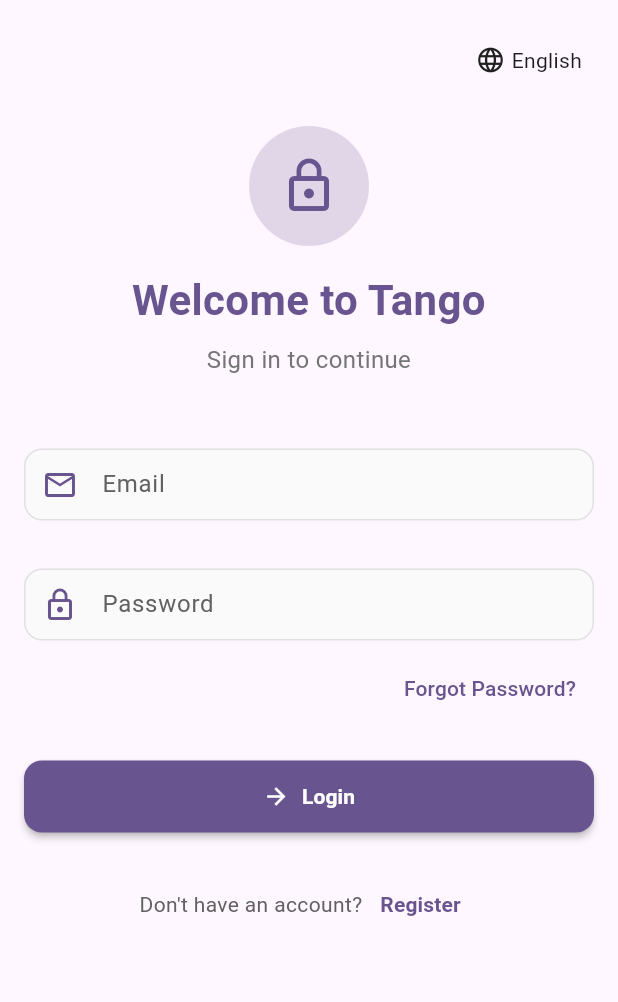
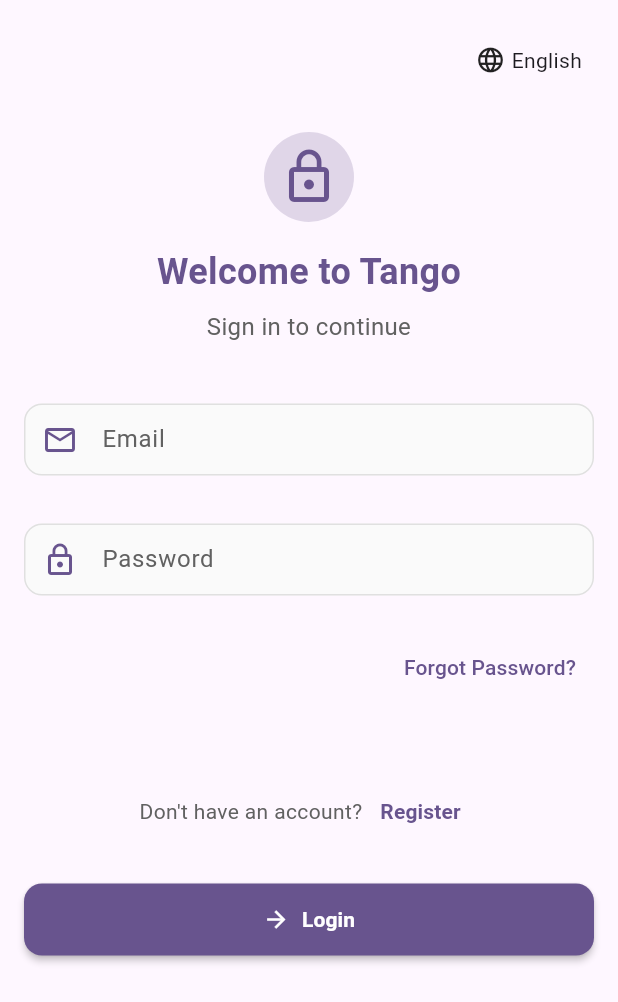
Before and after one commit to cristhiandalmazzo/tango_ai_companion, a Flutter app: the screen it shows after launch, on a phone screen of 412 x 824 dp. Shown: the top 1002 px of the screen. Run offline on Flutter 3.47's test engine with Material 3 defaults, Android fonts, the phone set to English and light mode, and no system bars; our stand-ins replace flutter_markdown, image_picker, shared_preferences, supabase_flutter; accounts and stored records are empty; generated files the repository leaves out were written again.

Commit message:
new utils created to reduce code duplication, App Drawer, ProfileService and Login Screen Refactoring

```diff
--- a/lib/screens/login_screen.dart
+++ b/lib/screens/login_screen.dart
@@ -3,6 +3,11 @@
 import 'package:flutter_gen/gen_l10n/app_localizations.dart';
 import 'package:provider/provider.dart';
 import '../providers/language_provider.dart';
+import '../extensions/theme_extension.dart';
+import '../utils/style_constants.dart';
+import '../utils/navigation_utils.dart';
+import '../utils/error_utils.dart';
+import '../utils/form_utils.dart';
 import '../widgets/custom_text_field.dart';
 import '../widgets/custom_button.dart';
 import '../widgets/app_container.dart';
@@ -31,30 +36,33 @@
 
       if (response.user != null) {
         await Provider.of<LanguageProvider>(context, listen: false).syncWithUserProfile();
-        Navigator.pushReplacementNamed(context, '/home');
+        if (mounted) {
+          NavigationUtils.replace(context, '/home');
+        }
       } else {
-        ScaffoldMessenger.of(context).showSnackBar(
-          const SnackBar(content: Text('Sign in failed.')),
+        if (mounted) {
+          ErrorUtils.showErrorSnackBar(context, 'Sign in failed.');
+        }
+      }
+    } catch (error) {
+      ErrorUtils.logError('LoginScreen._signIn', error);
+      if (mounted) {
+        ErrorUtils.showErrorSnackBar(
+          context,
+          ErrorUtils.getUserFriendlyMessage(error),
         );
       }
-    } catch (error) {
-      ScaffoldMessenger.of(context).showSnackBar(
-        SnackBar(content: Text(error.toString())),
-      );
     } finally {
-      setState(() => _isLoading = false);
+      if (mounted) {
+        setState(() => _isLoading = false);
+      }
     }
   }
 
   @override
   Widget build(BuildContext context) {
-    final theme = Theme.of(context);
-    final isDarkMode = theme.brightness == Brightness.dark;
-
     return Scaffold(
-      backgroundColor: isDarkMode
-          ? Color.lerp(const Color(0xFF121212), theme.colorScheme.primary, 0.03)
-          : theme.scaffoldBackgroundColor,
+      backgroundColor: context.darkBackgroundWithTint,
       body: SafeArea(
         child: SingleChildScrollView(
           child: AppContainer(
@@ -64,13 +72,13 @@
                 Align(
                   alignment: Alignment.topRight,
                   child: Padding(
-                    padding: const EdgeInsets.only(top: 16),
+                    padding: EdgeInsets.only(top: StyleConstants.spacingM),
                     child: LanguageSelector(isCompact: false),
                   ),
                 ),
-                const SizedBox(height: 20),
+                SizedBox(height: StyleConstants.spacingL),
                 _buildHeader(),
-                const SizedBox(height: 40),
+                SizedBox(height: StyleConstants.spacingXL),
                 _buildLoginForm(),
               ],
             ),
@@ -82,40 +90,38 @@
 
   Widget _buildHeader() {
     final l10n = AppLocalizations.of(context)!;
-    final theme = Theme.of(context);
-    final isDarkMode = theme.brightness == Brightness.dark;
 
     return Column(
       children: [
         Container(
-          height: 80,
-          width: 80,
+          height: StyleConstants.avatarSizeLarge,
+          width: StyleConstants.avatarSizeLarge,
           decoration: BoxDecoration(
-            color: theme.colorScheme.primary.withOpacity(0.2),
+            color: context.primaryColor.withOpacity(0.2),
             shape: BoxShape.circle,
           ),
           child: Icon(
             Icons.lock_outline,
             size: 40,
-            color: theme.colorScheme.primary,
+            color: context.primaryColor,
           ),
         ),
-        const SizedBox(height: 16),
+        SizedBox(height: StyleConstants.spacingM),
         Text(
           l10n.welcome,
           style: TextStyle(
-            fontSize: 28,
+            fontSize: StyleConstants.fontSizeXL,
             fontWeight: FontWeight.bold,
-            color: theme.colorScheme.primary,
+            color: context.primaryColor,
           ),
           textAlign: TextAlign.center,
         ),
-        const SizedBox(height: 8),
+        SizedBox(height: StyleConstants.spacingS),
         Text(
           l10n.signInToContinue,
           style: TextStyle(
-            fontSize: 16,
-            color: isDarkMode ? Colors.white70 : Colors.grey.shade600,
+            fontSize: StyleConstants.fontSizeM,
+            color: context.textSecondaryColor,
           ),
           textAlign: TextAlign.center,
         ),
@@ -125,69 +131,51 @@
 
   Widget _buildLoginForm() {
     final l10n = AppLocalizations.of(context)!;
-    final theme = Theme.of(context);
 
-    return Column(
-      crossAxisAlignment: CrossAxisAlignment.stretch,
-      children: [
-        CustomTextField(
+    return FormUtils.buildFormLayout(
+      context: context,
+      fields: [
+        FormUtils.buildEmailField(
+          context: context,
           controller: _emailController,
           label: l10n.email,
           hintText: l10n.enterEmail,
-          keyboardType: TextInputType.emailAddress,
-          prefixIcon: Icon(Icons.email_outlined, color: theme.colorScheme.primary),
         ),
-        const SizedBox(height: 16),
-        CustomTextField(
+        FormUtils.buildPasswordField(
+          context: context,
           controller: _passwordController,
           label: l10n.password,
           hintText: l10n.createPassword,
-          obscureText: true,
-          prefixIcon: Icon(Icons.lock_outline, color: theme.colorScheme.primary),
         ),
         Align(
           alignment: Alignment.centerRight,
           child: TextButton(
-            onPressed: () {
-              // Navigate to password reset
-              Navigator.pushNamed(context, '/forgot-password');
-            },
+            onPressed: () => NavigationUtils.goTo(context, '/forgot-password'),
             child: Text(
               l10n.forgotPassword,
               style: TextStyle(
-                color: theme.colorScheme.primary,
+                color: context.primaryColor,
                 fontWeight: FontWeight.w500,
               ),
             ),
           ),
         ),
-        const SizedBox(height: 24),
-        CustomButton(
-          text: l10n.login,
-          onPressed: _signIn,
-          isLoading: _isLoading,
-          icon: Icons.arrow_forward,
-          backgroundColor: theme.colorScheme.primary,
-          textColor: theme.colorScheme.onPrimary,
-        ),
-        const SizedBox(height: 24),
+        SizedBox(height: StyleConstants.spacingM),
         Row(
           mainAxisAlignment: MainAxisAlignment.center,
           children: [
             Text(
               l10n.dontHaveAccount,
               style: TextStyle(
-                color: theme.brightness == Brightness.dark
-                    ? Colors.white70
-                    : Colors.grey.shade700
+                color: context.textSecondaryColor,
               ),
             ),
             TextButton(
-              onPressed: () => Navigator.pushReplacementNamed(context, '/signup'),
+              onPressed: () => NavigationUtils.replace(context, '/signup'),
               child: Text(
                 l10n.register,
                 style: TextStyle(
-                  color: theme.colorScheme.primary,
+                  color: context.primaryColor,
                   fontWeight: FontWeight.bold,
                 ),
               ),
@@ -195,6 +183,10 @@
           ],
         ),
       ],
+      buttonText: l10n.login,
+      onSubmit: _signIn,
+      isLoading: _isLoading,
+      buttonIcon: Icons.arrow_forward,
     );
   }
 }
--- /dev/null
+++ b/lib/utils/error_utils.dart
@@ -0,0 +1,89 @@
+import 'package:flutter/foundation.dart';
+import 'package:flutter/material.dart';
+import '../widgets/error_view.dart';
+
+/// Utilities for standardizing error handling across the app
+class ErrorUtils {
+  /// Log an error with context
+  static void logError(String context, dynamic error, [StackTrace? stackTrace]) {
+    debugPrint('Error in $context: $error');
+    if (stackTrace != null) {
+      debugPrint('Stack trace: $stackTrace');
+    }
+  }
+
+  /// Get a user-friendly error message based on the error type
+  static String getUserFriendlyMessage(dynamic error) {
+    final message = error.toString().toLowerCase();
+
+    if (message.contains('connection') || message.contains('network') ||
+        message.contains('socket') || message.contains('timeout')) {
+      return 'Connection error. Please check your internet connection and try again.';
+    }
+
+    if (message.contains('authentication') || message.contains('auth') ||
+        message.contains('login') || message.contains('unauthorized')) {
+      return 'Authentication error. Please log in again.';
+    }
+
+    if (message.contains('permission') || message.contains('access denied')) {
+      return 'Permission denied. You don\'t have access to this feature.';
+    }
+
+    if (message.contains('not found')) {
+      return 'The requested resource was not found. Please try again.';
+    }
+
+    if (message.contains('timeout')) {
+      return 'The operation timed out. Please try again.';
+    }
+
+    // Default message
+    return 'An unexpected error occurred. Please try again.';
+  }
+
+  /// Show a snackbar with an error message
+  static void showErrorSnackBar(BuildContext context, String message) {
+    ScaffoldMessenger.of(context).showSnackBar(
+      SnackBar(
+        content: Text(message),
+        backgroundColor: Theme.of(context).colorScheme.error,
+        behavior: SnackBarBehavior.floating,
+        duration: const Duration(seconds: 4),
+      ),
+    );
+  }
+
+  /// Build an error widget for use in UI
+  static Widget buildErrorWidget({
+    required BuildContext context,
+    required String errorMessage,
+    required VoidCallback onRetry,
+    String? retryText,
+    IconData icon = Icons.error_outline,
+  }) {
+    return ErrorView(
+      errorMessage: errorMessage,
+      onRetry: onRetry,
+      retryText: retryText,
+      icon: icon,
+    );
+  }
+
+  /// Handle an error and return appropriate UI
+  static Widget handleError({
+    required BuildContext context,
+    required dynamic error,
+    required VoidCallback onRetry,
+    String? customMessage,
+    String? retryText,
+  }) {
+    final message = customMessage ?? getUserFriendlyMessage(error);
+    return buildErrorWidget(
+      context: context,
+      errorMessage: message,
+      onRetry: onRetry,
+      retryText: retryText,
+    );
+  }
+}
--- /dev/null
+++ b/lib/utils/form_utils.dart
@@ -0,0 +1,103 @@
+import 'package:flutter/material.dart';
+import '../widgets/custom_text_field.dart';
+import '../widgets/custom_button.dart';
+import '../extensions/theme_extension.dart';
+
+/// Utilities for standardizing form building across the app
+class FormUtils {
+  /// Build a standardized form layout with fields and a submit button
+  static Widget buildFormLayout({
+    required BuildContext context,
+    required List<Widget> fields,
+    required String buttonText,
+    required VoidCallback onSubmit,
+    bool isLoading = false,
+    IconData? buttonIcon,
+    double spacing = 16.0,
+    double buttonSpacing = 24.0,
+  }) {
+    return Column(
+      crossAxisAlignment: CrossAxisAlignment.stretch,
+      children: [
+        ...fields.expand((field) => [field, SizedBox(height: spacing)]).toList()
+          ..removeLast(), // Remove the last spacer
+        SizedBox(height: buttonSpacing),
+        CustomButton(
+          text: buttonText,
+          onPressed: onSubmit,
+          isLoading: isLoading,
+          icon: buttonIcon,
+          backgroundColor: context.primaryColor,
+          textColor: context.theme.colorScheme.onPrimary,
+        ),
+      ],
+    );
+  }
+
+  /// Build a standardized email field
+  static CustomTextField buildEmailField({
+    required BuildContext context,
+    required TextEditingController controller,
+    required String label,
+    String? hintText,
+    String? Function(String?)? validator,
+    Function(String)? onChanged,
+  }) {
+    return CustomTextField(
+      controller: controller,
+      label: label,
+      hintText: hintText,
+      keyboardType: TextInputType.emailAddress,
+      prefixIcon: Icon(Icons.email_outlined, color: context.primaryColor),
+      validator: validator,
+      onChanged: onChanged,
+    );
+  }
+
+  /// Build a standardized password field
+  static CustomTextField buildPasswordField({
+    required BuildContext context,
+    required TextEditingController controller,
+    required String label,
+    String? hintText,
+    String? Function(String?)? validator,
+    Function(String)? onChanged,
+    bool obscureText = true,
+  }) {
+    return CustomTextField(
+      controller: controller,
+      label: label,
+      hintText: hintText,
+      obscureText: obscureText,
+      prefixIcon: Icon(Icons.lock_outline, color: context.primaryColor),
+      validator: validator,
+      onChanged: onChanged,
+    );
+  }
+
+  /// Build a standardized text field
+  static CustomTextField buildTextField({
+    required BuildContext context,
+    required TextEditingController controller,
+    required String label,
+    String? hintText,
+    IconData? prefixIcon,
+    String? Function(String?)? validator,
+    Function(String)? onChanged,
+    TextInputType keyboardType = TextInputType.text,
+    int? maxLines = 1,
+  }) {
+    return CustomTextField(
+      controller: controller,
+      label: label,
+      hintText: hintText,
+      keyboardType: keyboardType,
+      prefixIcon: prefixIcon != null
+          ? Icon(prefixIcon, color: context.primaryColor)
+          : null,
+      validator: validator,
+      onChanged: onChanged,
+      maxLines: maxLines,
+    );
+  }
+}
--- /dev/null
+++ b/lib/utils/style_constants.dart
@@ -0,0 +1,45 @@
+import 'package:flutter/material.dart';
+
+/// Style constants to maintain consistent styling across the app
+class StyleConstants {
+  // Spacing
+  static const double spacingXS = 4.0;
+  static const double spacingS = 8.0;
+  static const double spacingM = 16.0;
+  static const double spacingL = 24.0;
+  static const double spacingXL = 32.0;
+
+  // Radii
+  static const double radiusS = 8.0;
+  static const double radiusM = 12.0;
+  static const double radiusL = 16.0;
+  static const double radiusXL = 24.0;
+
+  // Avatar sizes
+  static const double avatarSizeSmall = 32.0;
+  static const double avatarSizeMedium = 48.0;
+  static const double avatarSizeLarge = 60.0;
+
+  // Font sizes
+  static const double fontSizeXS = 12.0;
+  static const double fontSizeS = 14.0;
+  static const double fontSizeM = 16.0;
+  static const double fontSizeL = 20.0;
+  static const double fontSizeXL = 24.0;
+  static const double fontSizeXXL = 32.0;
+
+  // Theme tint values
+  static const double darkBackgroundTint = 0.03;
+  static const double darkCardTint = 0.05;
+
+  // Animation durations
+  static const Duration animationShort = Duration(milliseconds: 150);
+  static const Duration animationMedium = Duration(milliseconds: 300);
+  static const Duration animationLong = Duration(milliseconds: 500);
+
+  // Colors - should ideally come from the theme, but useful for consistent references
+  static const Color primaryColor = Color(0xFF5E6BF8);
+  static const Color errorColor = Color(0xFFE53935);
+  static const Color darkBackground = Color(0xFF121212);
+  static const Color darkSurface = Color(0xFF2C2C2C);
+}
```
Also changed, not shown: lib/extensions/theme_extension.dart (added, +31 -0 lines), lib/services/profile_service.dart (+22 -15 lines), lib/utils/navigation_utils.dart (added, +42 -0 lines), lib/widgets/app_drawer.dart (+66 -72 lines), lib/widgets/loading_indicator.dart (+49 -3 lines), 1 other file.
